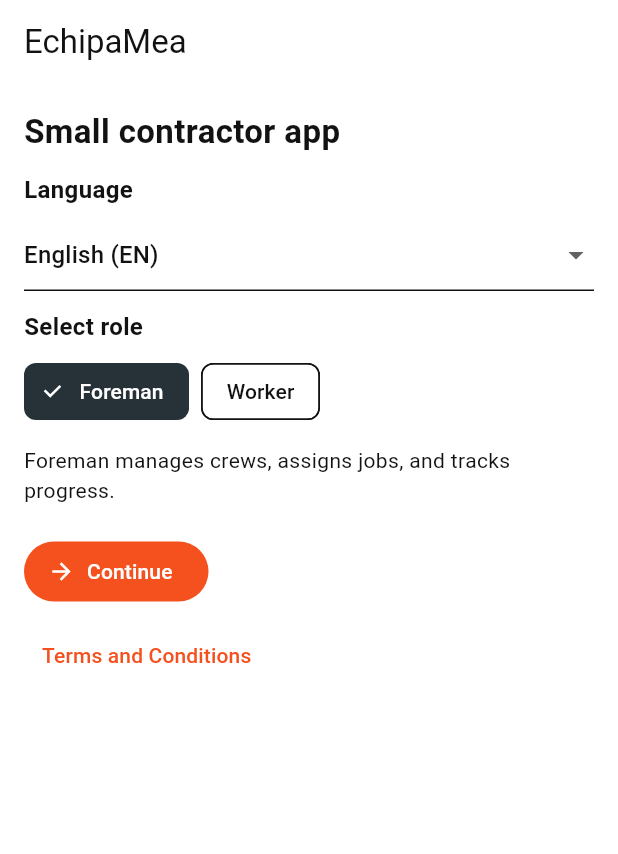
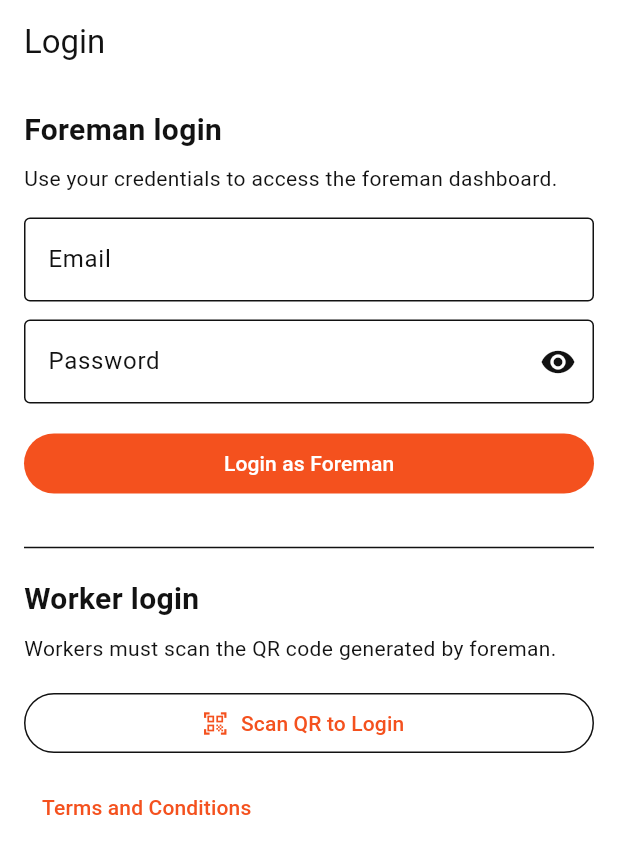
Before and after one commit to AndreiBacs/EchipaMea, a Flutter app: the screen it shows after launch, on a phone screen of 412 x 824 dp. Shown: the top 854 px of the screen. Run offline on Flutter 3.47's test engine with Material 3 defaults, Android fonts, the phone set to English and light mode, and no system bars; our stand-ins replace flutter_dotenv, flutter_riverpod, go_router, qr_flutter, shared_preferences; missing offline and left inert: mobile_scanner.

Commit message:
Add foreman credential auth flow with persisted session.
Made-with: Cursor

```diff
--- /dev/null
+++ b/lib/src/core/auth/auth_session_controller.dart
@@ -0,0 +1,99 @@
+import 'dart:convert';
+
+import 'package:flutter_riverpod/flutter_riverpod.dart';
+import 'package:http/http.dart' as http;
+import 'package:shared_preferences/shared_preferences.dart';
+
+import '../config/app_env.dart';
+
+final authSessionProvider =
+    AsyncNotifierProvider<AuthSessionNotifier, AuthSession?>(
+      AuthSessionNotifier.new,
+    );
+
+class AuthSessionNotifier extends AsyncNotifier<AuthSession?> {
+  static const _tokenKey = 'foreman_auth_token';
+  static const _emailKey = 'foreman_auth_email';
+
+  @override
+  Future<AuthSession?> build() async {
+    final prefs = await SharedPreferences.getInstance();
+    final token = prefs.getString(_tokenKey);
+    final email = prefs.getString(_emailKey);
+    if (token == null || token.isEmpty) return null;
+    return AuthSession(token: token, email: email ?? '');
+  }
+
+  Future<void> loginForeman({
+    required String email,
+    required String password,
+  }) async {
+    final current = state is AsyncData<AuthSession?>
+        ? (state as AsyncData<AuthSession?>).value
+        : null;
+    state = const AsyncLoading();
+    state = await AsyncValue.guard(() async {
+      final token = await _requestToken(email: email, password: password);
+      final prefs = await SharedPreferences.getInstance();
+      await prefs.setString(_tokenKey, token);
+      await prefs.setString(_emailKey, email);
+      return AuthSession(token: token, email: email);
+    });
+    if (state.hasError && current != null) {
+      state = AsyncData(current);
+    }
+  }
+
+  Future<void> logout() async {
+    final prefs = await SharedPreferences.getInstance();
+    await prefs.remove(_tokenKey);
+    await prefs.remove(_emailKey);
+    state = const AsyncData(null);
+  }
+
+  Future<String> _requestToken({
+    required String email,
+    required String password,
+  }) async {
+    if (AppEnv.authApiBaseUrl.isEmpty) {
+      if (email == 'demo@echipamea.app' && password == 'demo123') {
+        return 'local-demo-token';
+      }
+      throw Exception(
+        'AUTH_API_BASE_URL is not configured. Use demo@echipamea.app / demo123 for local testing.',
+      );
+    }
+
+    final uri = Uri.parse(
+      '${AppEnv.authApiBaseUrl.replaceAll(RegExp(r'/$'), '')}/foreman/login',
+    );
+    final response = await http
+        .post(
+          uri,
+          headers: {'Content-Type': 'application/json'},
+          body: jsonEncode({'email': email, 'password': password}),
+        )
+        .timeout(const Duration(seconds: 20));
+
+    if (response.statusCode < 200 || response.statusCode >= 300) {
+      throw Exception('Login failed (${response.statusCode}).');
+    }
+
+    final data = jsonDecode(response.body);
+    if (data is! Map<String, dynamic>) {
+      throw Exception('Invalid login response.');
+    }
+    final token = (data['token'] ?? data['accessToken']) as String?;
+    if (token == null || token.isEmpty) {
+      throw Exception('Missing access token in response.');
+    }
+    return token;
+  }
+}
+
+class AuthSession {
+  const AuthSession({required this.token, required this.email});
+
+  final String token;
+  final String email;
+}
--- a/lib/src/core/config/app_env.dart
+++ b/lib/src/core/config/app_env.dart
@@ -3,13 +3,16 @@ import 'package:flutter_dotenv/flutter_dotenv.dart';
 class AppEnv {
   static const _stitchApiKeyField = 'STITCH_API_KEY';
   static const _stitchMcpUrlField = 'STITCH_MCP_URL';
+  static const _authApiBaseUrlField = 'AUTH_API_BASE_URL';
 
   static late final String stitchApiKey;
   static late final String stitchMcpUrl;
+  static late final String authApiBaseUrl;
 
   static void initialize() {
     stitchApiKey = dotenv.env[_stitchApiKeyField] ?? '';
     stitchMcpUrl =
         dotenv.env[_stitchMcpUrlField] ?? 'https://stitch.googleapis.com/mcp';
+    authApiBaseUrl = dotenv.env[_authApiBaseUrlField] ?? '';
   }
 }
--- a/lib/src/core/routing/app_router.dart
+++ b/lib/src/core/routing/app_router.dart
@@ -1,6 +1,8 @@
 import 'package:flutter_riverpod/flutter_riverpod.dart';
 import 'package:go_router/go_router.dart';
 
+import '../../features/auth/presentation/pages/login_page.dart';
+import '../auth/auth_session_controller.dart';
 import '../../features/foreman/presentation/pages/client_form_page.dart';
 import '../../features/foreman/presentation/pages/employee_form_page.dart';
 import '../../features/foreman/presentation/pages/foreman_shell_page.dart';
@@ -10,9 +12,36 @@ import '../../features/legal/presentation/pages/terms_page.dart';
 import '../../features/worker/presentation/pages/worker_connect_page.dart';
 
 final appRouterProvider = Provider<GoRouter>((ref) {
+  final authState = ref.watch(authSessionProvider);
+
   return GoRouter(
-    initialLocation: HomePage.routePath,
+    initialLocation: LoginPage.routePath,
+    redirect: (context, state) {
+      final isForemanRoute = state.matchedLocation.startsWith('/foreman');
+      final isLoginRoute = state.matchedLocation == LoginPage.routePath;
+      final session = authState is AsyncData<AuthSession?>
+          ? authState.value
+          : null;
+      final isLoggedIn = session != null;
+
+      if (authState.isLoading) return null;
+
+      if (!isLoggedIn && isForemanRoute) {
+        return LoginPage.routePath;
+      }
+
+      if (isLoggedIn && isLoginRoute) {
+        return ForemanShellPage.dashboardPath;
+      }
+
+      return null;
+    },
     routes: [
+      GoRoute(
+        path: LoginPage.routePath,
+        name: LoginPage.routeName,
+        builder: (context, state) => const LoginPage(),
+      ),
       GoRoute(
         path: HomePage.routePath,
         name: HomePage.routeName,
--- /dev/null
+++ b/lib/src/features/auth/presentation/pages/login_page.dart
@@ -0,0 +1,137 @@
+import 'package:flutter/material.dart';
+import 'package:flutter_riverpod/flutter_riverpod.dart';
+import 'package:go_router/go_router.dart';
+
+import '../../../../core/auth/auth_session_controller.dart';
+import '../../../foreman/presentation/pages/foreman_shell_page.dart';
+import '../../../legal/presentation/pages/terms_page.dart';
+import '../../../worker/presentation/pages/worker_connect_page.dart';
+
+class LoginPage extends ConsumerStatefulWidget {
+  const LoginPage({super.key});
+
+  static const routePath = '/login';
+  static const routeName = 'login';
+
+  @override
+  ConsumerState<LoginPage> createState() => _LoginPageState();
+}
+
+class _LoginPageState extends ConsumerState<LoginPage> {
+  final _emailController = TextEditingController();
+  final _passwordController = TextEditingController();
+  bool _showPassword = false;
+
+  @override
+  void dispose() {
+    _emailController.dispose();
+    _passwordController.dispose();
+    super.dispose();
+  }
+
+  @override
+  Widget build(BuildContext context) {
+    final authState = ref.watch(authSessionProvider);
+    final isLoading = authState.isLoading;
+
+    return Scaffold(
+      appBar: AppBar(title: const Text('Login')),
+      body: SingleChildScrollView(
+        padding: const EdgeInsets.all(16),
+        child: Column(
+          crossAxisAlignment: CrossAxisAlignment.start,
+          children: [
+            const Text(
+              'Foreman login',
+              style: TextStyle(fontSize: 20, fontWeight: FontWeight.w600),
+            ),
+            const SizedBox(height: 8),
+            const Text('Use your credentials to access the foreman dashboard.'),
+            const SizedBox(height: 16),
+            TextField(
+              controller: _emailController,
+              keyboardType: TextInputType.emailAddress,
+              decoration: const InputDecoration(
+                labelText: 'Email',
+                border: OutlineInputBorder(),
+              ),
+            ),
+            const SizedBox(height: 12),
+            TextField(
+              controller: _passwordController,
+              obscureText: !_showPassword,
+              decoration: InputDecoration(
+                labelText: 'Password',
+                border: const OutlineInputBorder(),
+                suffixIcon: IconButton(
+                  onPressed: () =>
+                      setState(() => _showPassword = !_showPassword),
+                  icon: Icon(
+                    _showPassword ? Icons.visibility_off : Icons.visibility,
+                  ),
+                ),
+              ),
+            ),
+            const SizedBox(height: 16),
+            SizedBox(
+              width: double.infinity,
+              child: FilledButton(
+                onPressed: isLoading
+                    ? null
+                    : () async {
+                        final email = _emailController.text.trim();
+                        final password = _passwordController.text.trim();
+                        if (email.isEmpty || password.isEmpty) {
+                          ScaffoldMessenger.of(context).showSnackBar(
+                            const SnackBar(
+                              content: Text('Please enter email and password.'),
+                            ),
+                          );
+                          return;
+                        }
+                        await ref
+                            .read(authSessionProvider.notifier)
+                            .loginForeman(email: email, password: password);
+                        final nextState = ref.read(authSessionProvider);
+                        if (nextState.hasError) {
+                          if (!context.mounted) return;
+                          ScaffoldMessenger.of(context).showSnackBar(
+                            SnackBar(content: Text(nextState.error.toString())),
+                          );
+                          return;
+                        }
+                        if (!context.mounted) return;
+                        context.go(ForemanShellPage.dashboardPath);
+                      },
+                child: Text(isLoading ? 'Signing in...' : 'Login as Foreman'),
+              ),
+            ),
+            const SizedBox(height: 24),
+            const Divider(),
+            const SizedBox(height: 12),
+            const Text(
+              'Worker login',
+              style: TextStyle(fontSize: 20, fontWeight: FontWeight.w600),
+            ),
+            const SizedBox(height: 8),
+            const Text('Workers must scan the QR code generated by foreman.'),
+            const SizedBox(height: 16),
+            SizedBox(
+              width: double.infinity,
+              child: OutlinedButton.icon(
+                onPressed: () => context.go(WorkerConnectPage.routePath),
+                icon: const Icon(Icons.qr_code_scanner),
+                label: const Text('Scan QR to Login'),
+              ),
+            ),
+            const SizedBox(height: 8),
+            TextButton(
+              onPressed: () => context.push(TermsPage.routePath),
+              child: const Text('Terms and Conditions'),
+            ),
+          ],
+        ),
+      ),
+    );
+  }
+}
--- a/pubspec.yaml
+++ b/pubspec.yaml
@@ -41,6 +41,8 @@ dependencies:
   flutter_dotenv: ^6.0.0
   qr_flutter: ^4.1.0
   mobile_scanner: ^7.2.0
+  http: ^1.6.0
+  shared_preferences: ^2.5.5
 
 dev_dependencies:
   flutter_test:
```
Also changed, not shown: pubspec.lock, 2 other files.
